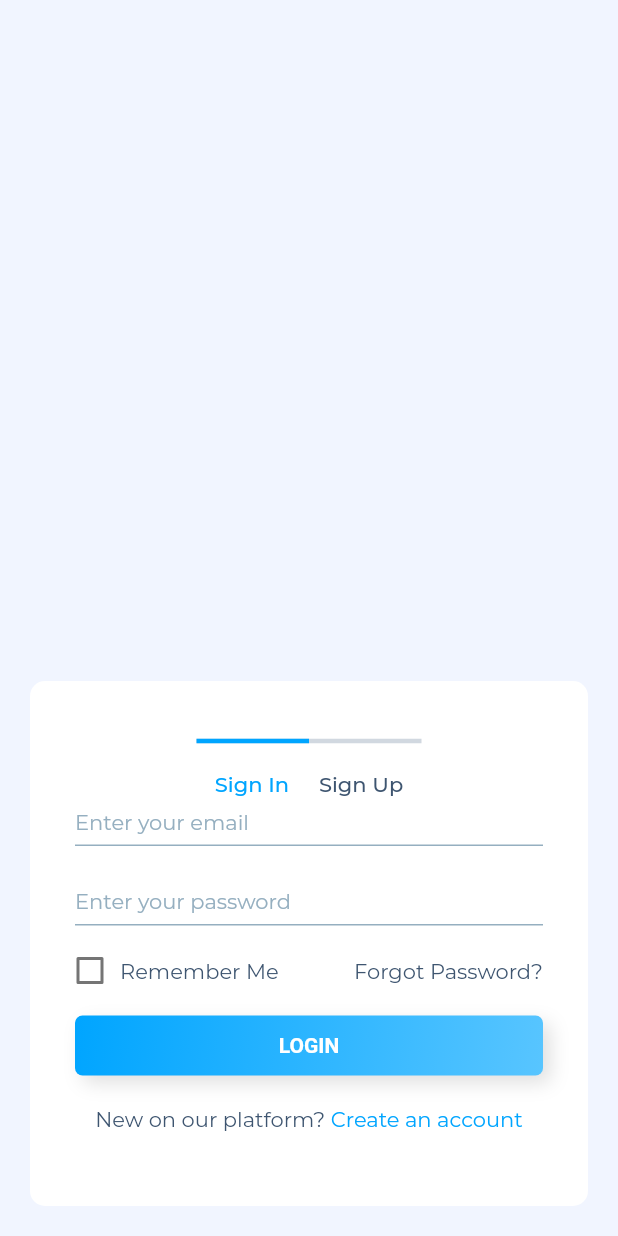
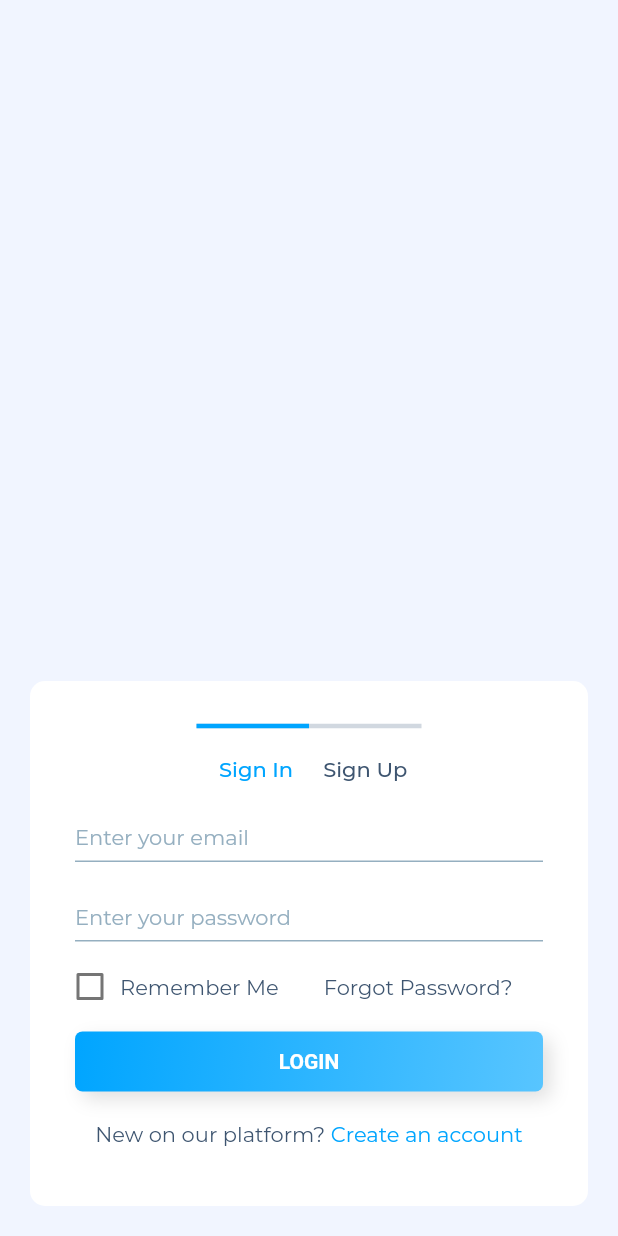
Before and after one commit to jewelsoftx/soppiya---app, a Flutter app: the screen it shows after launch, after a tap on "Start", on a phone screen of 412 x 824 dp. Run offline on Flutter 3.47's test engine with Material 2 defaults, Android fonts, the phone set to English and light mode, and no system bars; our stand-ins replace connectivity, flutter_svg, get, shared_preferences.

Commit message:
renderflex issue fix

```diff
--- a/lib/view/splash/splash_screen.dart
+++ b/lib/view/splash/splash_screen.dart
@@ -1,4 +1,5 @@
 import 'package:flutter/material.dart';
+import 'package:flutter_svg/svg.dart';
 import 'package:get/get.dart';
 import 'package:shoppiya_admin/controller/splash_controller.dart';
 
@@ -10,7 +11,9 @@ class SplashScreen extends StatelessWidget {
   Widget build(BuildContext context) {
     return Scaffold(
       body: Center(
-        child: Image.asset("assets/images/logo.png",height: 200,),
+        child:SvgPicture.asset(
+            'assets/images/icon.svg',
+        )
       ),
     );
   }
--- a/lib/view/welcom/welcome_screen.dart
+++ b/lib/view/welcom/welcome_screen.dart
@@ -73,10 +73,7 @@ class _WelcomeScreenState extends State<WelcomeScreen> with SingleTickerProvider
     return Scaffold(
       backgroundColor: Style.backgroundColor,
       body: Stack(
-        children: [
-          startButtonAlign(size)
-
-        ],
+        children: [startButtonAlign(size)],
       ),
     );
   }
@@ -109,12 +106,15 @@ class _WelcomeScreenState extends State<WelcomeScreen> with SingleTickerProvider
                 Expanded(
                   child: Column(
                     children: [
-                      _pageState == 3 ? Visibility(visible: false, child: indicatorWithText()) : indicatorWithText(),
                       Expanded(
                         child: Padding(
                           padding: EdgeInsets.only(left: 30, right: 30),
                           child: ListView(
                             children: [
+                              _pageState == 3
+                                  ? Visibility(visible: false, child: indicatorWithText())
+                                  : indicatorWithText(),
+                              SizedBox(height: size.height * .025),
                               CustomTextField(
                                 hints: "Enter your email",
                               ),
@@ -250,12 +250,12 @@ class _WelcomeScreenState extends State<WelcomeScreen> with SingleTickerProvider
     );
   }
 
-  Column rememberMeColumn() {
-    return Column(
+   rememberMeColumn() {
+    return Wrap(
+      direction: Axis.vertical,
       children: [
         SizedBox(height: 20),
         Row(
-          mainAxisAlignment: MainAxisAlignment.spaceBetween,
           children: [
             Row(
               children: [
@@ -274,6 +274,7 @@ class _WelcomeScreenState extends State<WelcomeScreen> with SingleTickerProvider
                 RegularText(text: 'Remember Me')
               ],
             ),
+            SizedBox(width: 30),
             GestureDetector(
                 onTap: () {
                   setState(() {
@@ -287,10 +288,12 @@ class _WelcomeScreenState extends State<WelcomeScreen> with SingleTickerProvider
     );
   }
 
-  Column indicatorWithText() {
-    return Column(
+  indicatorWithText() {
+    return Center(
+      child: Wrap(
+        direction: Axis.vertical,
         children: [
-        SizedBox(height: 30),
+          SizedBox(height: 20),
           Row(
             mainAxisAlignment: MainAxisAlignment.center,
             children: [
@@ -353,6 +356,8 @@ class _WelcomeScreenState extends State<WelcomeScreen> with SingleTickerProvider
           Row(
             mainAxisAlignment: MainAxisAlignment.center,
             children: [
+              SizedBox(width: 15),
+
               GestureDetector(
                 onTap: () {
                   setState(() {
@@ -391,6 +396,7 @@ class _WelcomeScreenState extends State<WelcomeScreen> with SingleTickerProvider
             ],
           ),
         ],
+      ),
     );
   }
 }
--- a/pubspec.yaml
+++ b/pubspec.yaml
@@ -36,6 +36,8 @@ dependencies:
   shared_preferences: ^0.5.12+4
   # check internet connection
   connectivity: ^2.0.1
+  # SVG
+  flutter_svg: ^0.19.0
 
 
   # The following adds the Cupertino Icons font to your application.
```
Also changed, not shown: assets/images/icon.svg (added), pubspec.lock. Lines whose indentation alone changed are shown as unchanged.
